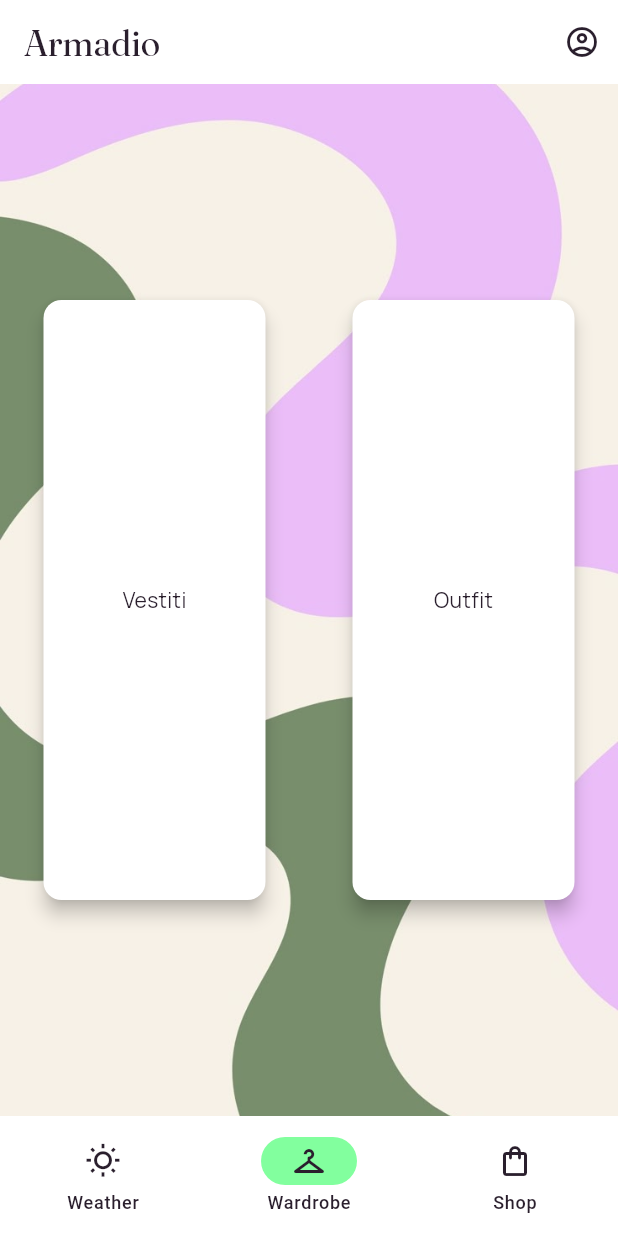
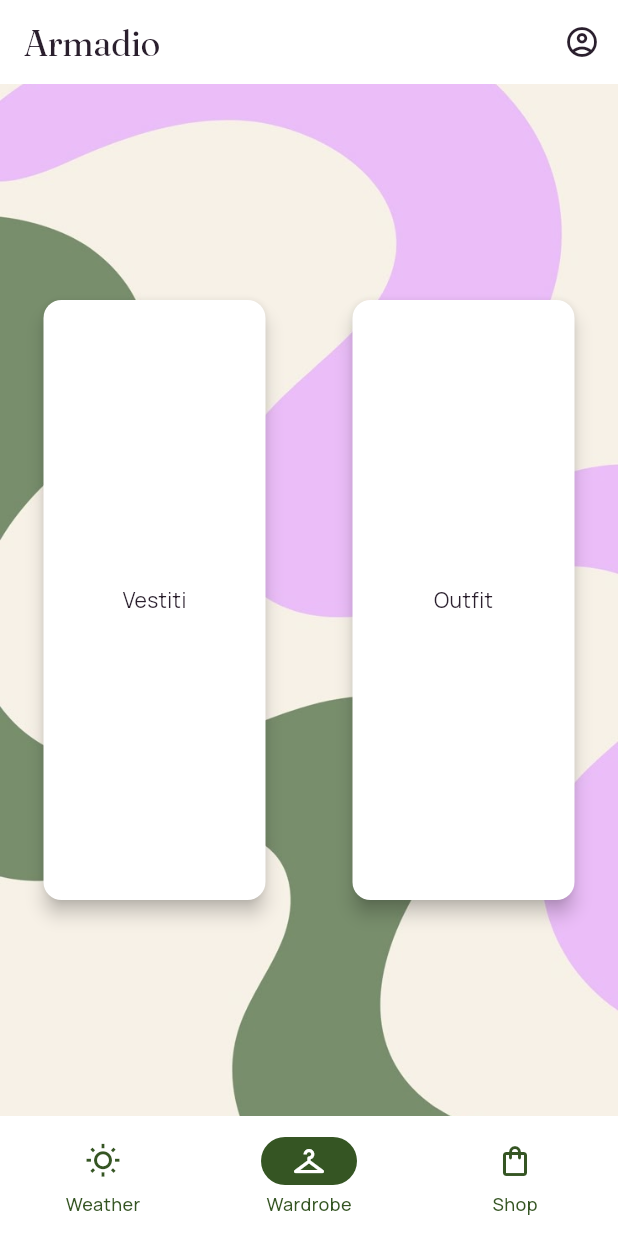
Before and after one commit to alessiamasuzzo/alessia_masuzzo_progetto_finale, a Flutter app: the MainNavigation screen opened directly, on a phone screen of 412 x 824 dp. Run offline on Flutter 3.47's test engine with Material 3 defaults, Android fonts, the phone set to English and light mode, and no system bars; our stand-ins replace firebase_auth, firebase_core, shared_preferences; accounts and stored records are empty.

Commit message:
Fix lightSecondary color in AppColors and update AppTheme navigationBarTheme for improved UI consistency

```diff
--- a/lib/theme/app_colors.dart
+++ b/lib/theme/app_colors.dart
@@ -10,7 +10,7 @@ class AppColors{
   static const lightPrimaryDisabled = Color(0xffB594B6);
 
   //secondary
-  static const lightSecondary = Color(0xff82FF9E);
+  static const lightSecondary = Color(0xff355523);
   static const lightSecondaryPressed = Color(0xff5FE07F);
   static const lightSecondaryDisabled = Color(0xffA9FBC3);
 
--- a/lib/theme/app_theme.dart
+++ b/lib/theme/app_theme.dart
@@ -5,6 +5,21 @@ import 'app_typography.dart';
 //light mode
 class AppTheme {
   static final light = ThemeData(
+navigationBarTheme: NavigationBarThemeData(
+  backgroundColor: AppColors.lightBackgroundCard,
+  indicatorColor: AppColors.lightSecondary,
+  iconTheme: WidgetStateProperty.resolveWith((states) {
+    if (states.contains(WidgetState.selected)) {
+      return IconThemeData(color: AppColors.lightOnPrimary);
+    }
+    return IconThemeData(color: AppColors.lightSecondary);
+  }),
+  labelTextStyle: WidgetStatePropertyAll(
+    AppTypography.textTheme.labelSmall!.copyWith(
+      color: AppColors.lightSecondary,
+    ),
+  ),
+),
     textTheme: AppTypography.textTheme.apply(
       bodyColor: AppColors.lightOnSecondary,
       displayColor: AppColors.lightOnSecondary,
```
